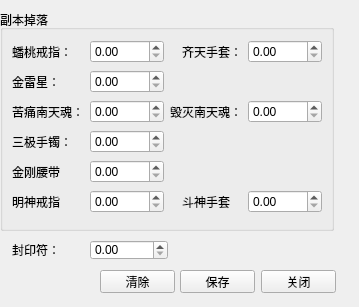
This is BladeAndSoul/epricelist.ui in Yui-zwlai/BladeAndSoulAuctionTools as Qt 5 draws it before an edit. The edited form follows.
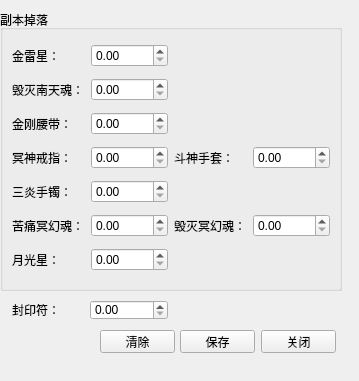
This is the edited form.

Diff of the .ui file:
```diff
--- a/BladeAndSoul/epricelist.ui
+++ b/BladeAndSoul/epricelist.ui
@@ -7,13 +7,13 @@
     <x>0</x>
     <y>0</y>
     <width>359</width>
-    <height>307</height>
+    <height>381</height>
    </rect>
   </property>
   <property name="maximumSize">
    <size>
     <width>359</width>
-    <height>307</height>
+    <height>381</height>
    </size>
   </property>
   <property name="windowTitle">
@@ -23,7 +23,7 @@
    <property name="geometry">
     <rect>
      <x>261</x>
-     <y>270</y>
+     <y>330</y>
      <width>75</width>
      <height>23</height>
     </rect>
@@ -36,7 +36,7 @@
    <property name="geometry">
     <rect>
      <x>180</x>
-     <y>270</y>
+     <y>330</y>
      <width>75</width>
      <height>23</height>
     </rect>
@@ -50,8 +50,8 @@
     <rect>
      <x>0</x>
      <y>10</y>
-     <width>334</width>
-     <height>221</height>
+     <width>342</width>
+     <height>281</height>
     </rect>
    </property>
    <property name="title">
@@ -59,126 +59,126 @@
    </property>
    <layout class="QGridLayout" name="gridLayout">
     <item row="0" column="0">
-     <widget class="QLabel" name="label_PTJZ">
-      <property name="text">
-       <string>蟠桃戒指：</string>
-      </property>
-     </widget>
-    </item>
-    <item row="0" column="1">
-     <widget class="QDoubleSpinBox" name="doubleSpinBox_PTJZ">
-      <property name="maximum">
-       <double>10000.000000000000000</double>
-      </property>
-     </widget>
-    </item>
-    <item row="0" column="3">
-     <widget class="QLabel" name="label_QTST">
-      <property name="text">
-       <string>齐天手套：</string>
-      </property>
-     </widget>
-    </item>
-    <item row="0" column="4">
-     <widget class="QDoubleSpinBox" name="doubleSpinBox_QTST">
-      <property name="maximum">
-       <double>10000.000000000000000</double>
-      </property>
-     </widget>
-    </item>
-    <item row="1" column="0">
      <widget class="QLabel" name="label_JLX">
       <property name="text">
        <string>金雷星：</string>
       </property>
      </widget>
     </item>
-    <item row="2" column="0">
-     <widget class="QLabel" name="label_KTNTH">
-      <property name="text">
-       <string>苦痛南天魂：</string>
-      </property>
-     </widget>
-    </item>
-    <item row="2" column="1">
-     <widget class="QDoubleSpinBox" name="doubleSpinBox_KTNTH">
+    <item row="0" column="1">
+     <widget class="QDoubleSpinBox" name="doubleSpinBox_JLX">
       <property name="maximum">
        <double>10000.000000000000000</double>
       </property>
      </widget>
     </item>
-    <item row="2" column="2" colspan="2">
+    <item row="1" column="0">
      <widget class="QLabel" name="label_HMNTH">
       <property name="text">
        <string>毁灭南天魂：</string>
       </property>
      </widget>
     </item>
-    <item row="2" column="4">
+    <item row="1" column="1">
      <widget class="QDoubleSpinBox" name="doubleSpinBox_HMNTH">
       <property name="maximum">
        <double>10000.000000000000000</double>
       </property>
      </widget>
     </item>
+    <item row="2" column="0">
+     <widget class="QLabel" name="label_JGYD">
+      <property name="text">
+       <string>金刚腰带：</string>
+      </property>
+     </widget>
+    </item>
+    <item row="2" column="1">
+     <widget class="QDoubleSpinBox" name="doubleSpinBox_JGYD">
+      <property name="maximum">
+       <double>10000.000000000000000</double>
+      </property>
+     </widget>
+    </item>
     <item row="3" column="0">
-     <widget class="QLabel" name="label_SJSZ">
+     <widget class="QLabel" name="label_MSJZ">
       <property name="text">
-       <string>三极手镯：</string>
+       <string>冥神戒指：</string>
       </property>
      </widget>
     </item>
     <item row="3" column="1">
-     <widget class="QDoubleSpinBox" name="doubleSpinBox_SJSZ">
+     <widget class="QDoubleSpinBox" name="doubleSpinBox_MSJZ">
+      <property name="maximum">
+       <double>10000.000000000000000</double>
+      </property>
+     </widget>
+    </item>
+    <item row="3" column="2">
+     <widget class="QLabel" name="label_DSST">
+      <property name="text">
+       <string>斗神手套：</string>
+      </property>
+     </widget>
+    </item>
+    <item row="3" column="3">
+     <widget class="QDoubleSpinBox" name="doubleSpinBox_DSST">
       <property name="maximum">
        <double>10000.000000000000000</double>
       </property>
      </widget>
     </item>
     <item row="4" column="0">
-     <widget class="QLabel" name="label_JGYD">
+     <widget class="QLabel" name="label_SYSZ">
       <property name="text">
-       <string>金刚腰带</string>
+       <string>三炎手镯：</string>
       </property>
      </widget>
     </item>
     <item row="4" column="1">
-     <widget class="QDoubleSpinBox" name="doubleSpinBox_JGYD">
+     <widget class="QDoubleSpinBox" name="doubleSpinBox_SYSZ">
       <property name="maximum">
        <double>10000.000000000000000</double>
       </property>
      </widget>
     </item>
     <item row="5" column="0">
-     <widget class="QLabel" name="label_MSJZ">
+     <widget class="QLabel" name="label_KTMHH">
       <property name="text">
-       <string>明神戒指</string>
+       <string>苦痛冥幻魂：</string>
       </property>
      </widget>
     </item>
     <item row="5" column="1">
-     <widget class="QDoubleSpinBox" name="doubleSpinBox_MSJZ">
+     <widget class="QDoubleSpinBox" name="doubleSpinBox_KTMHH">
       <property name="maximum">
        <double>10000.000000000000000</double>
       </property>
      </widget>
     </item>
+    <item row="5" column="2">
+     <widget class="QLabel" name="label_HMMHH">
+      <property name="text">
+       <string>毁灭冥幻魂：</string>
+      </property>
+     </widget>
+    </item>
     <item row="5" column="3">
-     <widget class="QLabel" name="label_DSST">
-      <property name="text">
-       <string>斗神手套</string>
-      </property>
-     </widget>
-    </item>
-    <item row="5" column="4">
-     <widget class="QDoubleSpinBox" name="doubleSpinBox_DSST">
+     <widget class="QDoubleSpinBox" name="doubleSpinBox_HMMHH">
       <property name="maximum">
        <double>10000.000000000000000</double>
       </property>
      </widget>
     </item>
-    <item row="1" column="1">
-     <widget class="QDoubleSpinBox" name="doubleSpinBox_JLX">
+    <item row="6" column="0">
+     <widget class="QLabel" name="label_YGX">
+      <property name="text">
+       <string>月光星：</string>
+      </property>
+     </widget>
+    </item>
+    <item row="6" column="1">
+     <widget class="QDoubleSpinBox" name="doubleSpinBox_YGX">
       <property name="maximum">
        <double>10000.000000000000000</double>
       </property>
@@ -190,7 +190,7 @@
    <property name="geometry">
     <rect>
      <x>90</x>
-     <y>240</y>
+     <y>300</y>
      <width>78</width>
      <height>20</height>
     </rect>
@@ -203,7 +203,7 @@
    <property name="geometry">
     <rect>
      <x>12</x>
-     <y>240</y>
+     <y>300</y>
      <width>72</width>
      <height>20</height>
     </rect>
@@ -216,7 +216,7 @@
    <property name="geometry">
     <rect>
      <x>100</x>
-     <y>270</y>
+     <y>330</y>
      <width>75</width>
      <height>23</height>
     </rect>
```
